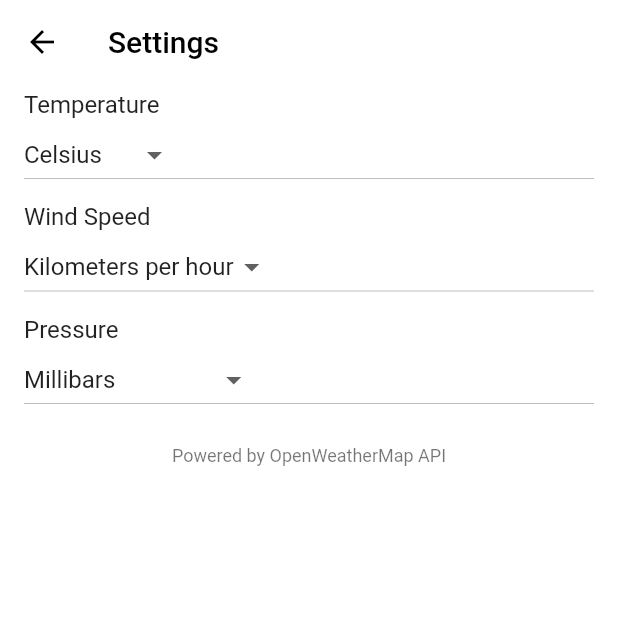
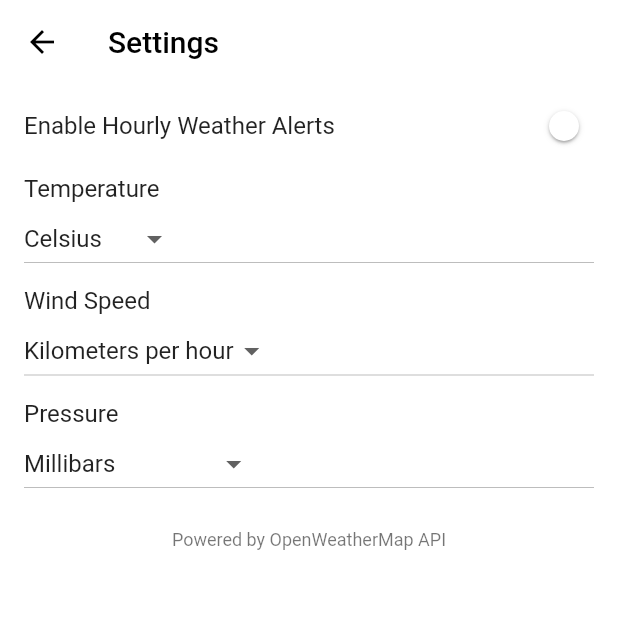
Before and after one commit to techyminati/windy, a Flutter app: the screen it shows after launch, in the side drawer, after a tap on "Settings", on a phone screen of 412 x 824 dp, the top half of it. Run offline on Flutter 3.47's test engine with Material 2 defaults, Android fonts, the phone set to English and light mode, and no system bars; our stand-ins replace connectivity, flutter_dotenv, flutter_local_notifications, fluttertoast, google_fonts, location and 3 more; missing offline and left inert: home_widget; Roboto replaces fonts that are missing (Questrial).

Commit message:
windy: Implement switch to control weather alerts

```diff
--- a/lib/main.dart
+++ b/lib/main.dart
@@ -109,6 +109,7 @@ class MyHomePageState extends State<MyHomePage> {
   bool isCelsius = true;
   bool isKilometersPerHour = true;
   bool isMillibars = true;
+  bool isHourlyNotificationEnabled = true;
   double? windSpeed;
   int? windDirection;
   Duration animationDuration = Duration(milliseconds: 950);
@@ -539,6 +540,7 @@ class MyHomePageState extends State<MyHomePage> {
   }
 
   Future<void> showNotification() async {
+    if (isHourlyNotificationEnabled) {
     // double temperature = this.temperature!;
     // String? city = name;
     var time = Time(8, 0, 0); // 8:00:00 am
@@ -561,6 +563,7 @@ class MyHomePageState extends State<MyHomePage> {
       payload: 'Weather Notification',
       //icon: '@mipmap/your_icon_name',
     );
+    }
   }
 
   @override
--- a/lib/settings.dart
+++ b/lib/settings.dart
@@ -27,6 +27,23 @@ class _SettingsPageState extends State<SettingsPage> {
       ),
       body: ListView(
         children: [
+                    ListTile(
+            title: Text('Enable Hourly Weather Alerts'),
+            trailing: Switch(
+              value: widget.homePageState.isHourlyNotificationEnabled,
+              onChanged: (value) {
+                setState(() {
+                  widget.homePageState.isHourlyNotificationEnabled = value;
+                  widget.onSettingsChanged();
+                  widget.homePageState.savePreferences();
+                });
+              },
+              activeColor: Colors.white, // Change the active color
+              activeTrackColor: Colors.white.withOpacity(0.7), // Change the active track color
+              inactiveThumbColor: Colors.grey, // Change the inactive thumb color
+              inactiveTrackColor: Colors.grey.withOpacity(0.7), // Change the inactive track color
+            ),
+          ),
           ListTile(
             title: Text('Temperature'),
             subtitle: DropdownButton<String>(
```
